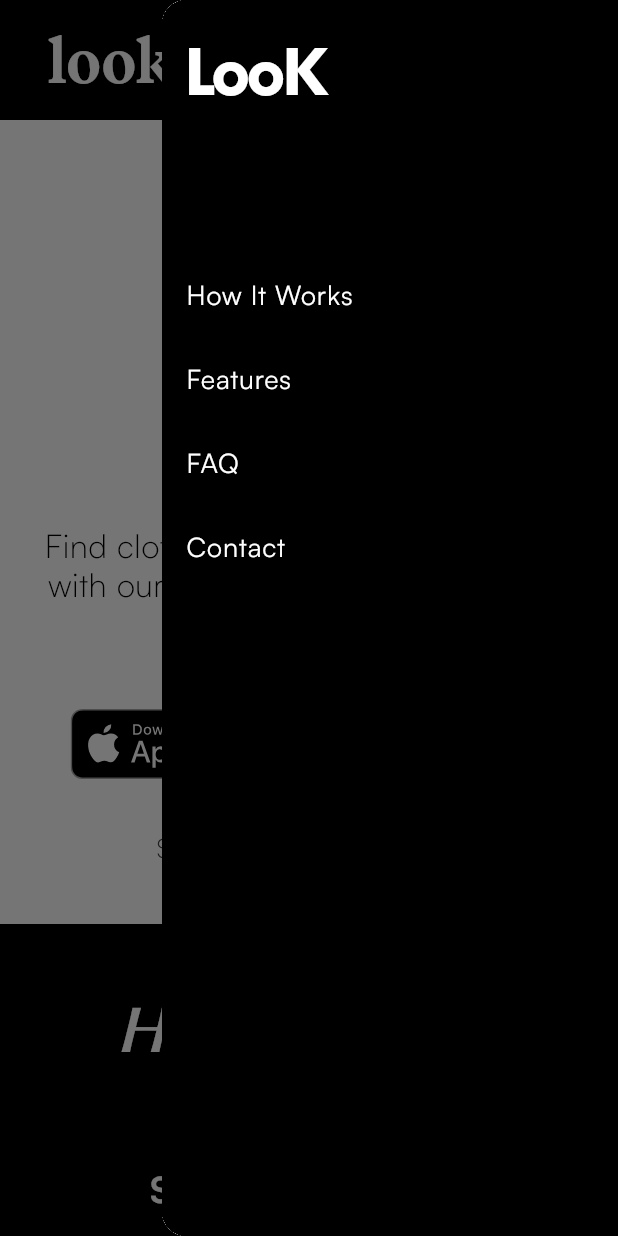
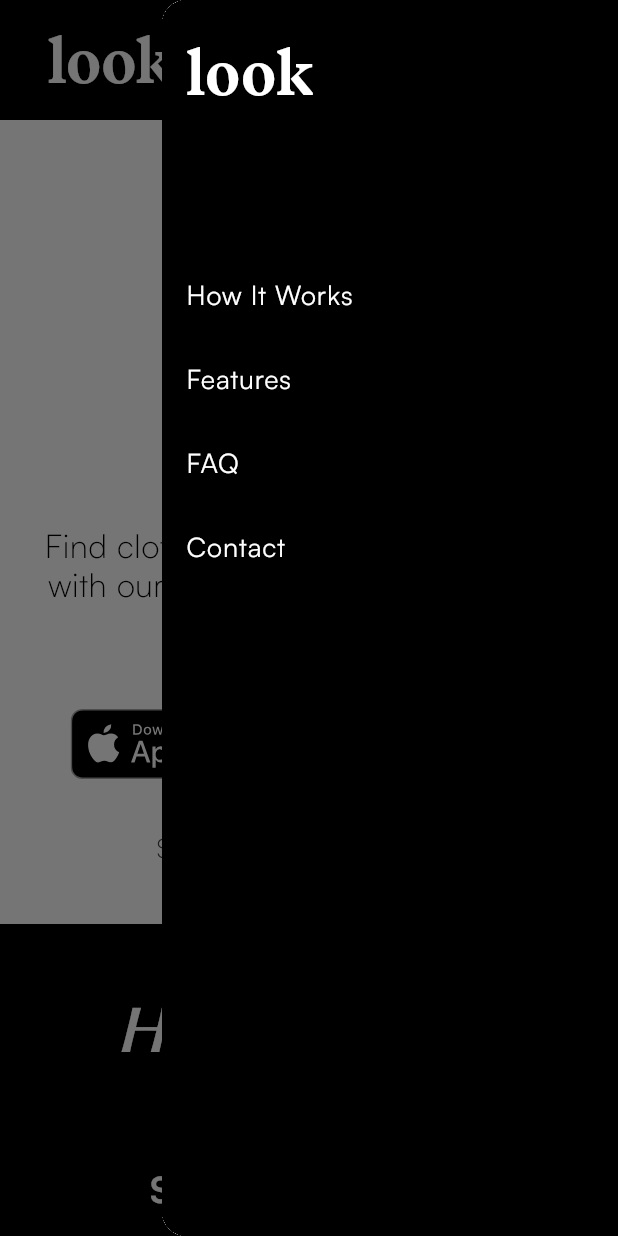
Before and after one commit to ambotwist/LooKweb, a Flutter app: the screen it shows after launch, with the side drawer open, on a phone screen of 412 x 824 dp. Run offline on Flutter 3.47's test engine with Material 3 defaults, Android fonts, the phone set to English and light mode, and no system bars; our stand-ins replace flutter_svg, visibility_detector; project files that could hold a hidden picture were left out.

Commit message:
corrected the app logo on the drawer menu.

```diff
--- a/lib/widgets/app_bar_drawer.dart
+++ b/lib/widgets/app_bar_drawer.dart
@@ -24,13 +24,12 @@ class AppBarDrawer extends StatelessWidget {
                 color: AppTheme.lightTheme.colorScheme.primary,
               ),
               child: Text(
-                'LooK',
+                'look',
                 style: TextStyle(
                   color: AppTheme.lightTheme.colorScheme.onPrimary,
                   fontSize: 42,
-                  fontWeight: FontWeight.w600,
-                  fontFamily: 'Ofelia',
-                  letterSpacing: -2,
+                  fontWeight: FontWeight.w700,
+                  fontFamily: 'Martina',
                 ),
               ),
             ),
```
